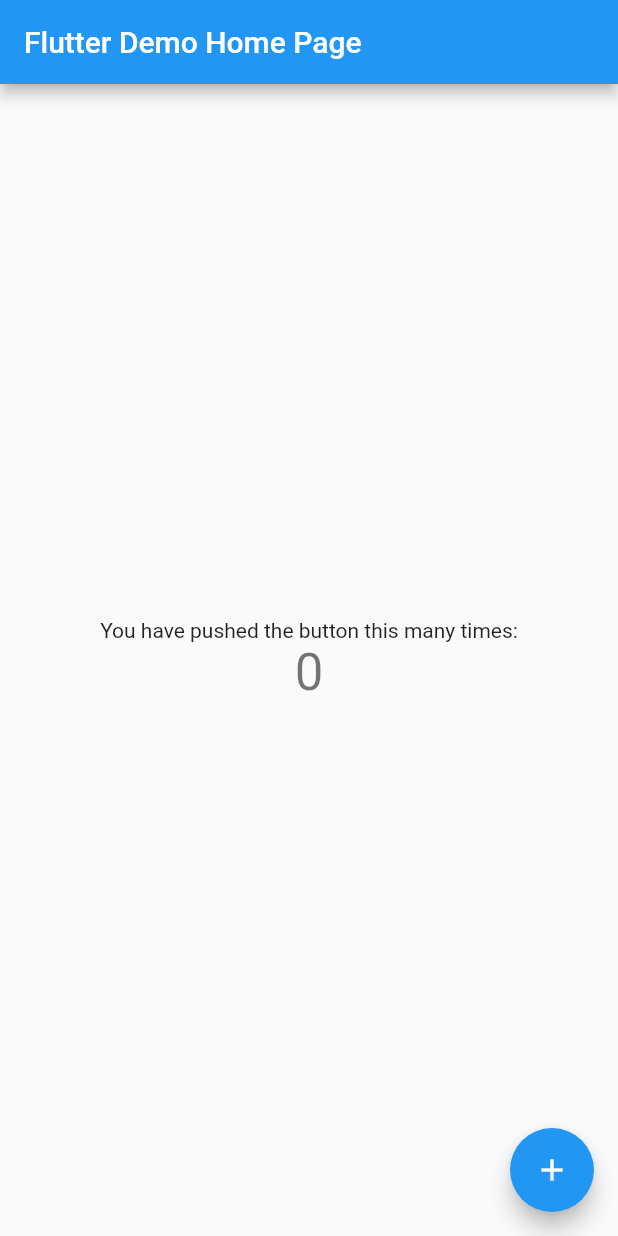
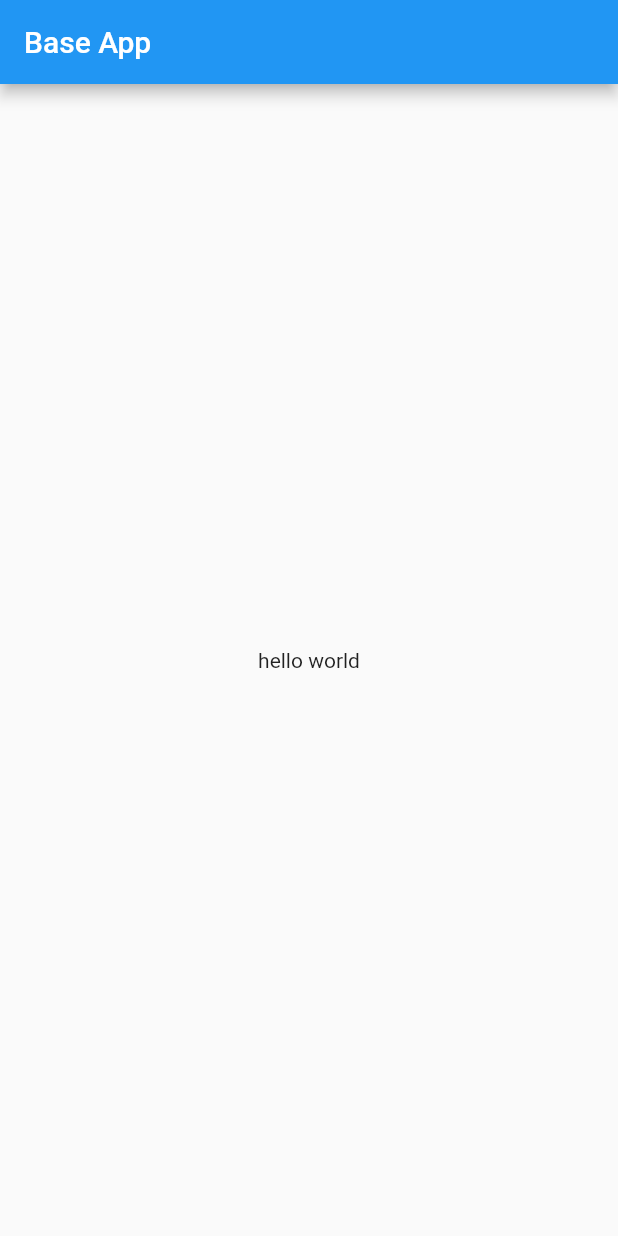
Before and after one commit to bluesky15/flutter_base, a Flutter app: the screen it shows after launch, on a phone screen of 412 x 824 dp. Run offline on Flutter 3.47's test engine with Material 2 defaults, Android fonts, the phone set to English and light mode, and no system bars; our stand-ins replace freezed_annotation.

Commit message:
project structure created

```diff
--- /dev/null
+++ b/lib/app/pages/home/page_home.dart
@@ -0,0 +1,48 @@
+import 'package:flutter/material.dart';
+
+class MyHomePage extends StatefulWidget {
+  const MyHomePage({Key? key, required this.title}) : super(key: key);
+  final String title;
+
+  @override
+  State<MyHomePage> createState() => _MyHomePageState();
+}
+
+class _MyHomePageState extends State<MyHomePage> {
+  int _counter = 0;
+
+  void _incrementCounter() {
+    setState(() {
+      _counter++;
+    });
+  }
+
+  @override
+  Widget build(BuildContext context) {
+    return Scaffold(
+      appBar: AppBar(
+        title: Text(widget.title),
+      ),
+      body: const Center(child: Text("hello world"),)
+      // Center(
+      //   child: Column(
+      //     mainAxisAlignment: MainAxisAlignment.center,
+      //     children: <Widget>[
+      //       const Text(
+      //         'You have pushed the button this many times:',
+      //       ),
+      //       Text(
+      //         '$_counter',
+      //         style: Theme.of(context).textTheme.headline4,
+      //       ),
+      //     ],
+      //   ),
+      // ),
+      // floatingActionButton: FloatingActionButton(
+      //   onPressed: _incrementCounter,
+      //   tooltip: 'Increment',
+      //   child: const Icon(Icons.add),
+      // ), // This trailing comma makes auto-formatting nicer for build methods.
+    );
+  }
+}
--- a/lib/main.dart
+++ b/lib/main.dart
@@ -1,4 +1,6 @@
 import 'package:flutter/material.dart';
+
+import 'app/pages/home/page_home.dart';
 
 void main() {
   runApp(const MyApp());
@@ -7,61 +9,14 @@ void main() {
 class MyApp extends StatelessWidget {
   const MyApp({Key? key}) : super(key: key);
 
-  // This widget is the root of your application.
   @override
   Widget build(BuildContext context) {
     return MaterialApp(
-      title: 'Flutter Demo',
+      title: 'Base App',
       theme: ThemeData(
         primarySwatch: Colors.blue,
       ),
-      home: const MyHomePage(title: 'Flutter Demo Home Page'),
+      home: const MyHomePage(title: 'Base App'),
     );
   }
 }
-
-class MyHomePage extends StatefulWidget {
-  const MyHomePage({Key? key, required this.title}) : super(key: key);
-  final String title;
-
-  @override
-  State<MyHomePage> createState() => _MyHomePageState();
-}
-
-class _MyHomePageState extends State<MyHomePage> {
-  int _counter = 0;
-
-  void _incrementCounter() {
-    setState(() {
-      _counter++;
-    });
-  }
-
-  @override
-  Widget build(BuildContext context) {
-    return Scaffold(
-      appBar: AppBar(
-        title: Text(widget.title),
-      ),
-      body: Center(
-        child: Column(
-          mainAxisAlignment: MainAxisAlignment.center,
-          children: <Widget>[
-            const Text(
-              'You have pushed the button this many times:',
-            ),
-            Text(
-              '$_counter',
-              style: Theme.of(context).textTheme.headline4,
-            ),
-          ],
-        ),
-      ),
-      floatingActionButton: FloatingActionButton(
-        onPressed: _incrementCounter,
-        tooltip: 'Increment',
-        child: const Icon(Icons.add),
-      ), // This trailing comma makes auto-formatting nicer for build methods.
-    );
-  }
-}
```
Also changed, not shown: pubspec.yaml (+40 -9 lines), lib/app/constants/api_constants.dart (added), lib/app/constants/app_constants.dart (added), lib/app/constants/app_icons.dart (added), lib/app/constants/app_theme.dart (added), lib/app/constants/extension.dart (added), lib/app/di/module.dart (added), lib/app/navigation/route_generator.dart (added), pubspec.lock, 3 other files.
